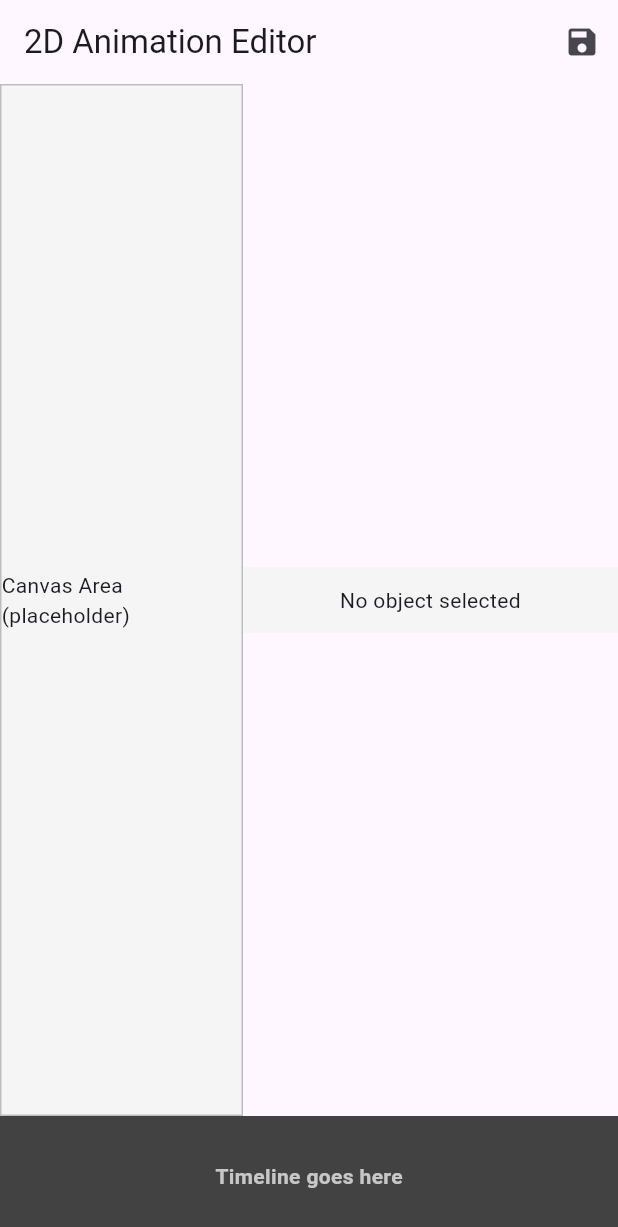
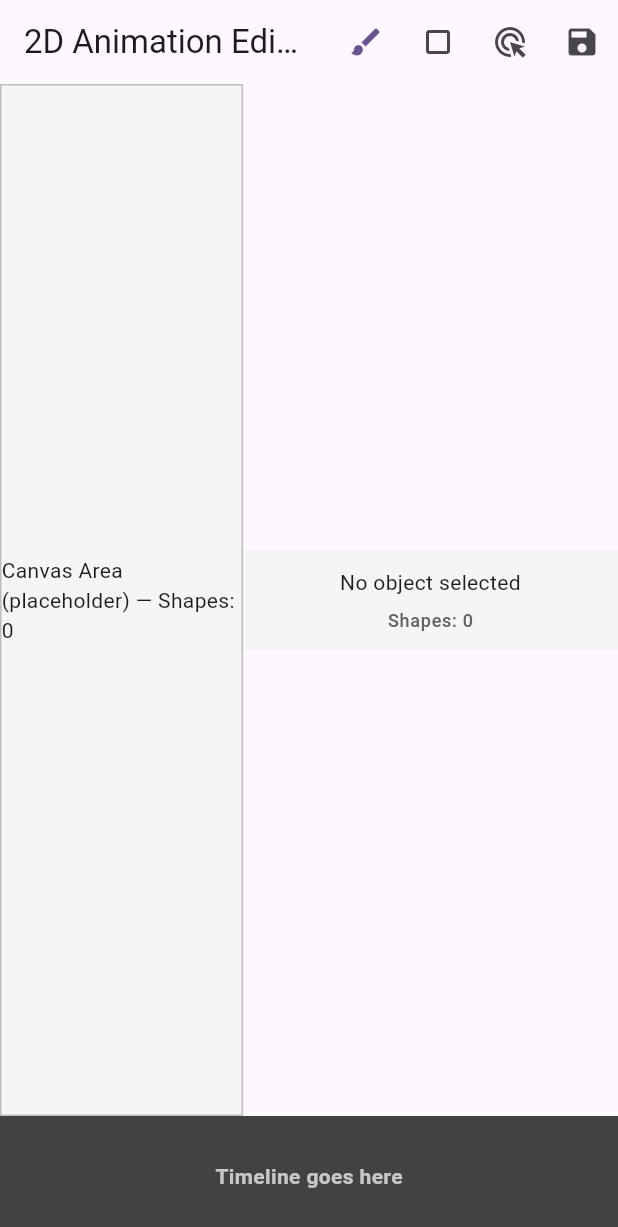
Before and after one commit to iBel251/animation_maker, a Flutter app: the screen it shows after launch, on a phone screen of 412 x 824 dp. Shown: the top 1227 px of the screen. Run offline on Flutter 3.47's test engine with Material 3 defaults, Android fonts, the phone set to English and light mode, and no system bars; our stand-ins replace flutter_riverpod.

Commit message:
Milestone 3: State Management Setup (Riverpod & ViewModel Wiring)

```diff
--- /dev/null
+++ b/lib/domain/models/shape.dart
@@ -0,0 +1,45 @@
+import 'dart:collection';
+import 'dart:ui';
+
+enum ShapeKind {
+  freehand,
+  rectangle,
+  ellipse,
+  line,
+  polygon,
+}
+
+class Shape {
+  Shape({
+    required this.id,
+    required this.kind,
+    List<Offset> points = const [],
+    this.bounds,
+    this.strokeColor = const Color(0xFF000000),
+    this.strokeWidth = 2.0,
+    this.fillColor,
+    this.opacity = 1.0,
+    this.translation = Offset.zero,
+    this.rotation = 0.0,
+    this.scale = 1.0,
+  }) : points = UnmodifiableListView(points);
+
+  final String id;
+  final ShapeKind kind;
+
+  /// For freehand/polygon shapes.
+  final UnmodifiableListView<Offset> points;
+
+  /// Bounding rect for rectangle/ellipse/line definitions.
+  final Rect? bounds;
+
+  final Color strokeColor;
+  final double strokeWidth;
+  final Color? fillColor;
+  final double opacity;
+
+  /// Transform information.
+  final Offset translation;
+  final double rotation;
+  final double scale;
+}
--- a/lib/presentation/screens/editor/canvas_area.dart
+++ b/lib/presentation/screens/editor/canvas_area.dart
@@ -1,11 +1,16 @@
 import 'package:flutter/material.dart';
 import 'package:flutter_riverpod/flutter_riverpod.dart';
+
+import 'editor_view_model.dart';
 
 class CanvasArea extends ConsumerWidget {
   const CanvasArea({super.key});
 
   @override
   Widget build(BuildContext context, WidgetRef ref) {
+    final shapeCount =
+        ref.watch(editorViewModelProvider.select((state) => state.shapes.length));
+
     return Container(
       width: double.infinity,
       decoration: BoxDecoration(
@@ -13,7 +18,7 @@ class CanvasArea extends ConsumerWidget {
         border: Border.all(color: Colors.grey.shade400),
       ),
       alignment: Alignment.center,
-      child: const Text('Canvas Area (placeholder)'),
+      child: Text('Canvas Area (placeholder) — Shapes: $shapeCount'),
     );
   }
 }
--- a/lib/presentation/screens/editor/editor_app_bar.dart
+++ b/lib/presentation/screens/editor/editor_app_bar.dart
@@ -1,16 +1,47 @@
 import 'package:flutter/material.dart';
+import 'package:flutter_riverpod/flutter_riverpod.dart';
 
-class EditorAppBar extends StatelessWidget implements PreferredSizeWidget {
+import 'editor_view_model.dart';
+
+class EditorAppBar extends ConsumerWidget implements PreferredSizeWidget {
   const EditorAppBar({super.key});
 
   @override
   Size get preferredSize => const Size.fromHeight(kToolbarHeight);
 
   @override
-  Widget build(BuildContext context) {
+  Widget build(BuildContext context, WidgetRef ref) {
+    final activeTool =
+        ref.watch(editorViewModelProvider.select((state) => state.activeTool));
+    final viewModel = ref.read(editorViewModelProvider.notifier);
+
+    Color? toolColor(EditorTool tool) {
+      return activeTool == tool
+          ? Theme.of(context).colorScheme.primary
+          : null;
+    }
+
     return AppBar(
       title: const Text('2D Animation Editor'),
       actions: [
+        IconButton(
+          onPressed: () => viewModel.setActiveTool(EditorTool.brush),
+          icon: const Icon(Icons.brush),
+          tooltip: 'Brush',
+          color: toolColor(EditorTool.brush),
+        ),
+        IconButton(
+          onPressed: () => viewModel.setActiveTool(EditorTool.shape),
+          icon: const Icon(Icons.crop_square),
+          tooltip: 'Shape',
+          color: toolColor(EditorTool.shape),
+        ),
+        IconButton(
+          onPressed: () => viewModel.setActiveTool(EditorTool.select),
+          icon: const Icon(Icons.ads_click),
+          tooltip: 'Select',
+          color: toolColor(EditorTool.select),
+        ),
         IconButton(
           onPressed: () {
             debugPrint('Save tapped (placeholder)');
--- a/lib/presentation/screens/editor/editor_screen.dart
+++ b/lib/presentation/screens/editor/editor_screen.dart
@@ -5,6 +5,7 @@ import 'editor_app_bar.dart';
 import 'canvas_area.dart';
 import 'properties_panel.dart';
 import 'timeline_panel.dart';
+import 'editor_view_model.dart';
 
 class EditorScreen extends ConsumerWidget {
   const EditorScreen({super.key});
@@ -13,13 +14,13 @@ class EditorScreen extends ConsumerWidget {
   Widget build(BuildContext context, WidgetRef ref) {
     return Scaffold(
       appBar: const EditorAppBar(),
-      body: const SafeArea(
+      body: SafeArea(
         child: Row(
           children: [
-            Expanded(
+            const Expanded(
               child: CanvasArea(),
             ),
-            PropertiesPanel(),
+            const PropertiesPanel(),
           ],
         ),
       ),
--- a/lib/presentation/screens/editor/editor_view_model.dart
+++ b/lib/presentation/screens/editor/editor_view_model.dart
@@ -1 +1,69 @@
-// Placeholder: EditorViewModel.
+import 'dart:ui';
+
+import 'package:animation_maker/domain/models/shape.dart';
+import 'package:flutter_riverpod/flutter_riverpod.dart';
+
+enum EditorTool {
+  brush,
+  shape,
+  select,
+}
+
+class EditorState {
+  const EditorState({
+    required this.shapes,
+    required this.activeTool,
+    required this.selectedShapeId,
+    required this.currentFrame,
+  });
+
+  factory EditorState.initial() => const EditorState(
+        shapes: <Shape>[],
+        activeTool: EditorTool.brush,
+        selectedShapeId: null,
+        currentFrame: 0,
+      );
+
+  final List<Shape> shapes;
+  final EditorTool activeTool;
+  final String? selectedShapeId;
+  final int currentFrame;
+
+  EditorState copyWith({
+    List<Shape>? shapes,
+    EditorTool? activeTool,
+    String? selectedShapeId,
+    int? currentFrame,
+  }) {
+    return EditorState(
+      shapes: shapes ?? this.shapes,
+      activeTool: activeTool ?? this.activeTool,
+      selectedShapeId: selectedShapeId ?? this.selectedShapeId,
+      currentFrame: currentFrame ?? this.currentFrame,
+    );
+  }
+}
+
+class EditorViewModel extends Notifier<EditorState> {
+  @override
+  EditorState build() => EditorState.initial();
+
+  void setActiveTool(EditorTool tool) {
+    state = state.copyWith(activeTool: tool);
+  }
+
+  void selectShape(String? shapeId) {
+    state = state.copyWith(selectedShapeId: shapeId);
+  }
+
+  void setShapes(List<Shape> shapes) {
+    state = state.copyWith(shapes: List<Shape>.unmodifiable(shapes));
+  }
+
+  void setCurrentFrame(int frame) {
+    state = state.copyWith(currentFrame: frame);
+  }
+}
+
+final editorViewModelProvider =
+    NotifierProvider<EditorViewModel, EditorState>(EditorViewModel.new);
--- a/lib/presentation/screens/editor/properties_panel.dart
+++ b/lib/presentation/screens/editor/properties_panel.dart
@@ -1,20 +1,48 @@
 import 'package:flutter/material.dart';
+import 'package:flutter_riverpod/flutter_riverpod.dart';
 
-class PropertiesPanel extends StatelessWidget {
-  const PropertiesPanel({super.key});
+import 'editor_view_model.dart';
+
+class PropertiesPanel extends ConsumerWidget {
+  const PropertiesPanel({super.key, this.shapeCount});
+
+  /// Optional override for shape count (primarily for hot reload compatibility).
+  final int? shapeCount;
 
   @override
-  Widget build(BuildContext context) {
+  Widget build(BuildContext context, WidgetRef ref) {
+    final selectedShapeId = ref.watch(
+      editorViewModelProvider.select((state) => state.selectedShapeId),
+    );
+    final shapes = shapeCount ??
+        ref.watch(editorViewModelProvider.select((state) => state.shapes.length));
+
     return Container(
       width: 250,
       color: Colors.grey.shade100,
-      child: const SingleChildScrollView(
+      child: SingleChildScrollView(
         child: Padding(
-          padding: EdgeInsets.all(12),
+          padding: const EdgeInsets.all(12),
           child: Center(
-            child: Text(
-              'No object selected',
-              textAlign: TextAlign.center,
+            child: Column(
+              mainAxisSize: MainAxisSize.min,
+              children: [
+                Text(
+                  selectedShapeId == null
+                      ? 'No object selected'
+                      : 'Selected: $selectedShapeId',
+                  textAlign: TextAlign.center,
+                  style: Theme.of(context).textTheme.bodyMedium,
+                ),
+                const SizedBox(height: 8),
+                Text(
+                  'Shapes: $shapes',
+                  style: Theme.of(context)
+                      .textTheme
+                      .labelMedium
+                      ?.copyWith(color: Colors.grey.shade700),
+                ),
+              ],
             ),
           ),
         ),
```
